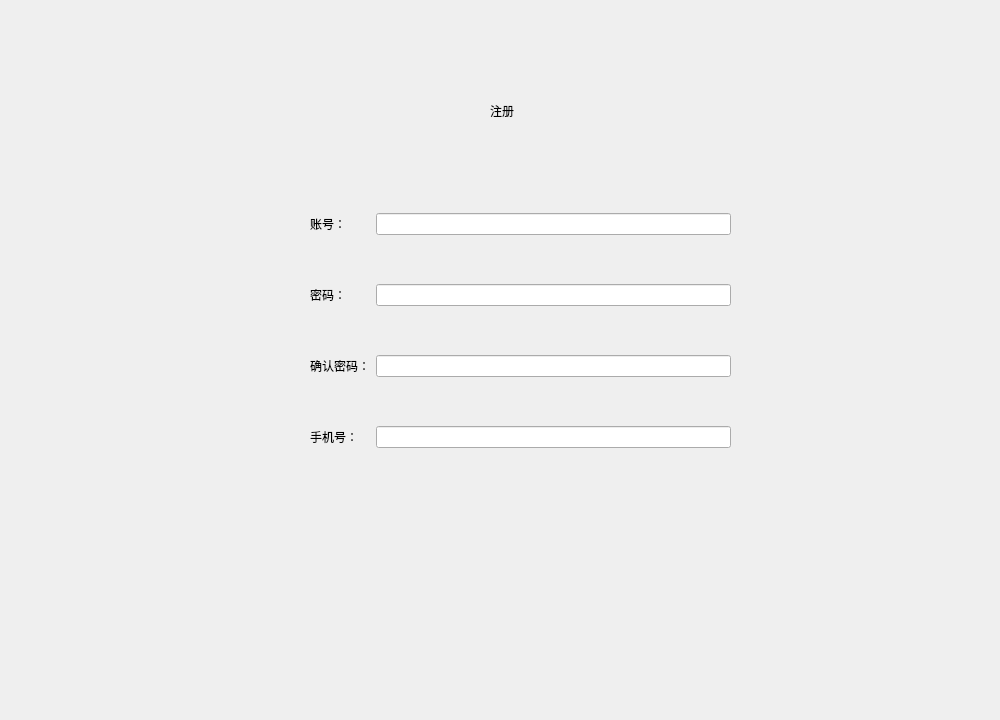
Qt form register_widget.ui (Weies/Curriculum-Design-For-Database) before a commit.
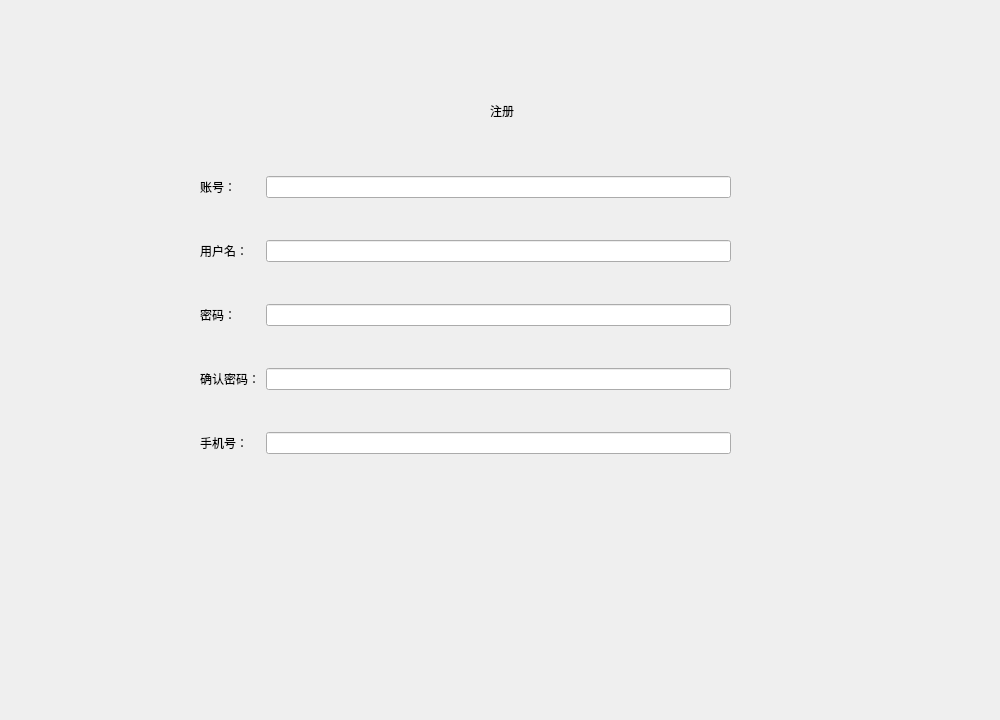
The same form after that commit.

The edit to the form file:
```diff
--- a/register_widget.ui
+++ b/register_widget.ui
@@ -29,27 +29,51 @@
   <widget class="QWidget" name="widget" native="true">
    <property name="geometry">
     <rect>
-     <x>310</x>
-     <y>170</y>
-     <width>421</width>
-     <height>321</height>
+     <x>200</x>
+     <y>140</y>
+     <width>531</width>
+     <height>351</height>
     </rect>
    </property>
    <layout class="QGridLayout" name="gridLayout">
+    <item row="3" column="2">
+     <widget class="QLineEdit" name="lineEdit_3">
+      <property name="echoMode">
+       <enum>QLineEdit::Password</enum>
+      </property>
+     </widget>
+    </item>
+    <item row="4" column="2">
+     <widget class="QLineEdit" name="lineEdit_4"/>
+    </item>
     <item row="2" column="0">
+     <widget class="QLabel" name="label_3">
+      <property name="text">
+       <string>密码：</string>
+      </property>
+     </widget>
+    </item>
+    <item row="2" column="2">
+     <widget class="QLineEdit" name="lineEdit_2">
+      <property name="echoMode">
+       <enum>QLineEdit::Password</enum>
+      </property>
+     </widget>
+    </item>
+    <item row="4" column="0">
+     <widget class="QLabel" name="label_5">
+      <property name="text">
+       <string>手机号：</string>
+      </property>
+     </widget>
+    </item>
+    <item row="3" column="0">
      <widget class="QLabel" name="label_4">
       <property name="text">
        <string>确认密码：</string>
       </property>
      </widget>
     </item>
-    <item row="1" column="1">
-     <widget class="QLineEdit" name="lineEdit_2">
-      <property name="echoMode">
-       <enum>QLineEdit::Password</enum>
-      </property>
-     </widget>
-    </item>
     <item row="0" column="0">
      <widget class="QLabel" name="label_2">
       <property name="text">
@@ -57,33 +81,25 @@
       </property>
      </widget>
     </item>
-    <item row="0" column="1">
+    <item row="0" column="2">
      <widget class="QLineEdit" name="lineEdit"/>
     </item>
-    <item row="2" column="1">
-     <widget class="QLineEdit" name="lineEdit_3">
-      <property name="echoMode">
-       <enum>QLineEdit::Password</enum>
-      </property>
-     </widget>
-    </item>
-    <item row="3" column="0">
-     <widget class="QLabel" name="label_5">
-      <property name="text">
-       <string>手机号：</string>
-      </property>
-     </widget>
-    </item>
-    <item row="3" column="1">
-     <widget class="QLineEdit" name="lineEdit_4"/>
-    </item>
     <item row="1" column="0">
-     <widget class="QLabel" name="label_3">
+     <widget class="QLabel" name="label_6">
+      <property name="maximumSize">
+       <size>
+        <width>16777215</width>
+        <height>400</height>
+       </size>
+      </property>
       <property name="text">
-       <string>密码：</string>
+       <string>用户名：</string>
       </property>
      </widget>
     </item>
+    <item row="1" column="2">
+     <widget class="QLineEdit" name="lineEdit_5"/>
+    </item>
    </layout>
   </widget>
  </widget>
```
